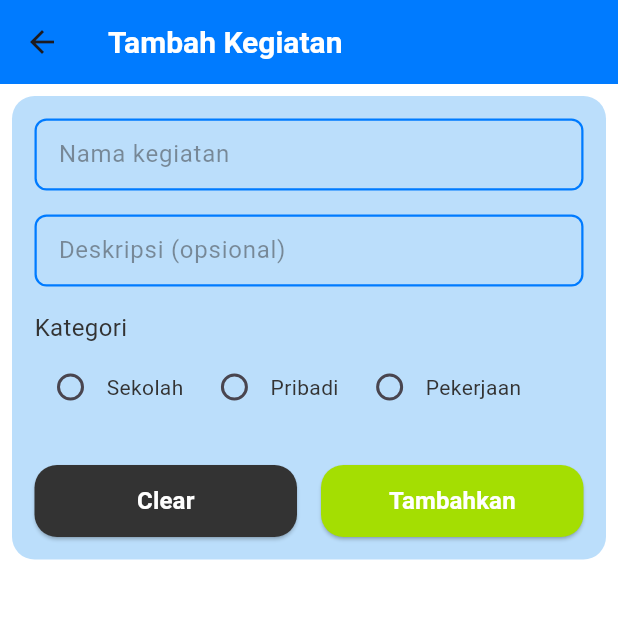
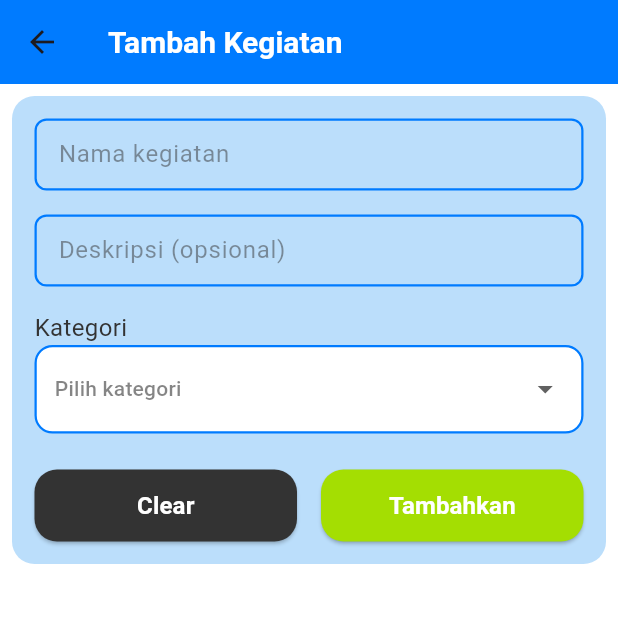
Before and after one commit to Fiqqar/Project-Kerjain_24_35, a Flutter app: the AddTodoPage screen opened by its route, on a phone screen of 412 x 824 dp, the top half of it. Run offline on Flutter 3.47's test engine with Material 3 defaults, Android fonts, the phone set to English and light mode, and no system bars; our stand-ins replace get; Roboto replaces fonts that are missing (Poppins).

Commit message:
replacing radio button with Dropdown

```diff
--- a/lib/pages/add_todo_page.dart
+++ b/lib/pages/add_todo_page.dart
@@ -4,9 +4,9 @@ import 'package:kerjain/colors/app_colors.dart';
 
 import 'package:kerjain/controllers/addtodo_controller.dart';
 import 'package:kerjain/widgets/custom_button.dart';
+import 'package:kerjain/widgets/custom_dropdown.dart';
 import 'package:kerjain/widgets/custom_text.dart';
 import 'package:kerjain/widgets/custom_txtfield.dart';
-import 'package:kerjain/widgets/custom_radio.dart';
 import 'package:kerjain/widgets/custom_card.dart';
 
 class AddTodoPage extends StatelessWidget {
@@ -29,7 +29,7 @@ class AddTodoPage extends StatelessWidget {
         backgroundColor: ColorPalette.primaryColor,
       ),
       body: SingleChildScrollView(
-        padding: const EdgeInsets.all(8),
+        padding:  EdgeInsets.all(8),
         child: CustomCard(
           hasShadow: false,
           color: ColorPalette.primaryColorShade100,
@@ -65,31 +65,18 @@ class AddTodoPage extends StatelessWidget {
                 textColor: ColorPalette.textColor,
               ),
               Obx(
-                () => Row(
-                  mainAxisAlignment: MainAxisAlignment.start,
-                  spacing: 10,
-                  children: [
-                    CustomRadio(
-                      value: "Sekolah",
-                      groupValue: addTodoController.selectedKategori.value,
-                      label: "Sekolah",
-                      onChanged: (val) => addTodoController.setKategori(val!),
-                    ),
-                    CustomRadio(
-                      value: "Pribadi",
-                      groupValue: addTodoController.selectedKategori.value,
-                      label: "Pribadi",
-                      onChanged: (val) => addTodoController.setKategori(val!),
-                    ),
-                    CustomRadio(
-                      value: "Pekerjaan",
-                      groupValue: addTodoController.selectedKategori.value,
-                      label: "Pekerjaan",
-                      onChanged: (val) => addTodoController.setKategori(val!),
-                    ),
-                  ],
+                () => CustomDropdown(
+                  value: addTodoController.selectedKategori.value,
+                  hint: "Pilih kategori",
+                  items: ["Sekolah", "Pribadi", "Pekerjaan"],
+                  onChanged: (newValue) {
+                    if (newValue != null) {
+                      addTodoController.setKategori(newValue);
+                    }
+                  },
                 ),
               ),
+
               SizedBox(height: 24),
 
               Center(
--- a/lib/pages/user_profile_page.dart
+++ b/lib/pages/user_profile_page.dart
@@ -32,7 +32,7 @@ class UserProfilePage extends StatelessWidget {
                   CircleAvatar(
                     radius: 40,
                     backgroundImage: AssetImage(
-                      "assets/images/placeholder.jpg",
+                      "assets/images/fiqar.png",
                     ),
                     backgroundColor: ColorPalette.backgroundColor,
                   ),
--- /dev/null
+++ b/lib/widgets/custom_dropdown.dart
@@ -0,0 +1,55 @@
+import 'package:flutter/material.dart';
+import 'package:kerjain/colors/app_colors.dart';
+
+class CustomDropdown extends StatelessWidget {
+  final String? value;
+  final String hint;
+  final List<String> items;
+  final Function(String?) onChanged;
+
+  const CustomDropdown({
+    super.key,
+    required this.value,
+    required this.hint,
+    required this.items,
+    required this.onChanged,
+  });
+
+  @override
+  Widget build(BuildContext context) {
+    return Container(
+      padding: const EdgeInsets.symmetric(horizontal: 12, vertical: 4),
+      decoration: BoxDecoration(
+        color: ColorPalette.backgroundColor,
+        border: Border.all(color: ColorPalette.primaryColor, width: 1.5),
+        borderRadius: BorderRadius.circular(12),
+      ),
+      child: DropdownButtonHideUnderline(
+        child: DropdownButton<String>(
+          value: value?.isEmpty == true ? null : value,
+          hint: Text(
+            hint,
+            style: TextStyle(
+              color: ColorPalette.textColor.withValues(alpha: 0.6),
+              fontSize: 14,
+            ),
+          ),
+          isExpanded: true,
+          items: items.map((item) {
+            return DropdownMenuItem(
+              value: item,
+              child: Text(
+                item,
+                style: const TextStyle(
+                  fontSize: 14,
+                  fontWeight: FontWeight.w500,
+                ),
+              ),
+            );
+          }).toList(),
+          onChanged: onChanged,
+        ),
+      ),
+    );
+  }
+}
```
Also changed, not shown: assets/images/fiqar.png (added), assets/images/placeholder.jpg (deleted).
